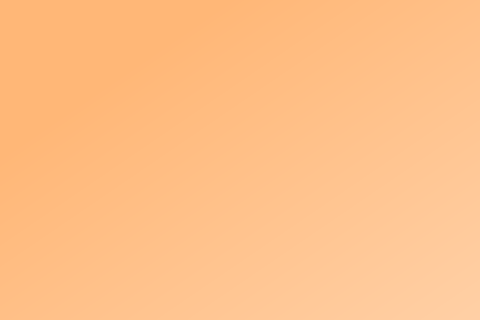
The window that readStory.ui (cnTalon/READ) describes before a commit, drawn with Qt 5; both pictures show x 0 to 480 and y 0 to 320 of the 1200 by 802 pixel window.
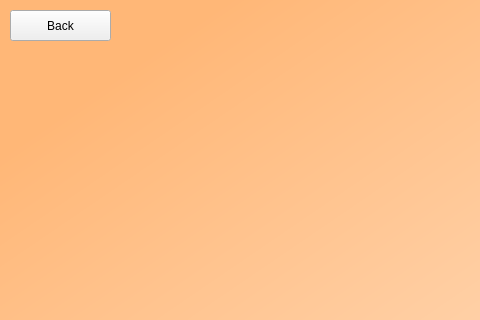
The same window after the commit.

Commit message: working back button

```diff
--- a/readStory.ui
+++ b/readStory.ui
@@ -121,6 +121,22 @@
      </item>
     </layout>
    </widget>
+   <widget class="QPushButton" name="backButton">
+    <property name="geometry">
+     <rect>
+      <x>10</x>
+      <y>10</y>
+      <width>101</width>
+      <height>31</height>
+     </rect>
+    </property>
+    <property name="styleSheet">
+     <string notr="true">font: 12pt &quot;DengXian&quot;;</string>
+    </property>
+    <property name="text">
+     <string>Back</string>
+    </property>
+   </widget>
   </widget>
  </widget>
  <resources/>
```
The commit also changes 7 other files.
